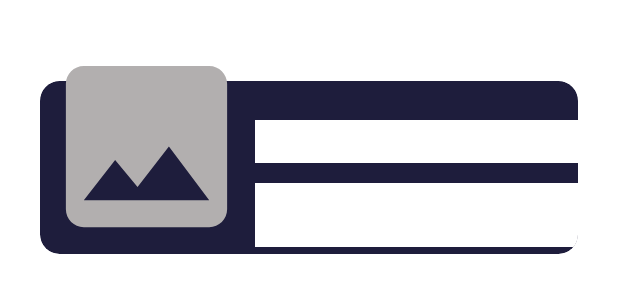
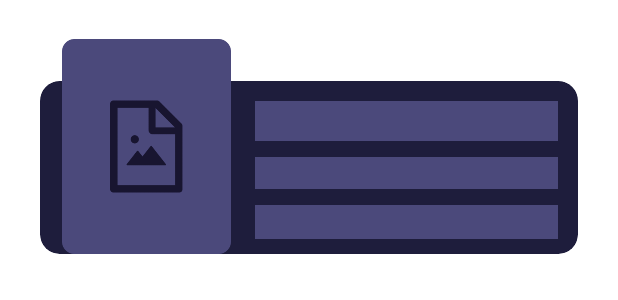
Before and after one commit to KEVINGILBERTTODING/Harry-Potter-App, an Android app: the layout char_list2.xml on its own in the app's theme, with its tools: preview values and no code run, on a phone screen of 412 x 824 dp. Shown: the top 300 px of the screen. Run offline under Robolectric (Android 15) with nearby library versions, the phone set to English and light mode, and no system bars.

Commit message:
redesign activity_main.xml

```diff
--- a/app/src/main/res/layout/char_list2.xml
+++ b/app/src/main/res/layout/char_list2.xml
@@ -21,6 +21,7 @@
         <RelativeLayout
             android:layout_width="match_parent"
             android:layout_height="wrap_content"
+            android:layout_marginRight="@dimen/_10sdp"
             >
 
             <ImageView
@@ -34,12 +35,12 @@
                 android:layout_width="wrap_content"
                 android:layout_height="wrap_content"
                 android:layout_alignParentRight="true"
-                android:layout_marginTop="@dimen/_20sdp"
+                android:layout_marginTop="@dimen/_10sdp"
                 android:layout_toRightOf="@id/img_1"
+                android:background="@color/card2"
                 android:fontFamily="@font/popsem"
-                android:background="@color/white"
                 android:textColor="@color/white"
-                android:textSize="@dimen/_13sdp" />
+                android:textSize="@dimen/_12sdp" />
 
             <TextView
                 android:id="@+id/tv_Actor"
@@ -47,10 +48,11 @@
                 android:layout_height="wrap_content"
                 android:layout_below="@+id/tv_name"
                 android:layout_alignParentRight="true"
-                android:layout_marginTop="@dimen/_10sdp"
-                android:background="@color/white"
+                android:layout_marginTop="@dimen/_8sdp"
                 android:layout_toRightOf="@id/img_1"
-                android:textSize="15sp" />
+                android:textColor="@color/white"
+                android:background="@color/card2"
+                android:textSize="@dimen/_12sdp" />
 
             <TextView
                 android:id="@+id/tv_DateofBirth"
@@ -59,11 +61,10 @@
                 android:layout_below="@+id/tv_Actor"
                 android:layout_alignParentRight="true"
                 android:layout_toRightOf="@id/img_1"
-                android:background="@color/white"
-                android:textSize="15sp" />
-
-
-
+                android:textColor="@color/white"
+                android:background="@color/card2"
+                android:layout_marginTop="@dimen/_8sdp"
+                android:textSize="@dimen/_13sdp" />
         </RelativeLayout>
 
 
@@ -77,7 +78,7 @@
         android:layout_width="@dimen/_110sdp"
         android:layout_height="@dimen/_110sdp"
         android:layout_marginLeft="@dimen/_20sdp"
-        android:src="@drawable/ic_image" />
+        android:src="@drawable/img2" />
 
 
 
--- a/app/src/main/res/values/colors.xml
+++ b/app/src/main/res/values/colors.xml
@@ -10,6 +10,7 @@
     <color name="background">#181530</color>
     <color name="card">#1E1D3C</color>
     <color name="transparent">#00000000</color>
+    <color name="card2">#4B497B</color>
 
 
 
```
Also changed, not shown: app/src/main/java/com/example/harrypotterchar/MainActivity.java (+10 -1 lines), app/src/main/res/drawable/bg_searchview.xml (added, +11 -0 lines), app/src/main/res/layout/activity_main.xml (+57 -7 lines), app/src/main/res/layout/char_list.xml (+8 -8 lines), app/src/main/res/drawable/img2.png (added), app/src/main/res/drawable/magic_had.png (added), app/src/main/res/drawable/magic_wind.png (added), app/src/main/res/drawable/magic_wind2.png (added), app/src/main/res/drawable/star.png (added).
